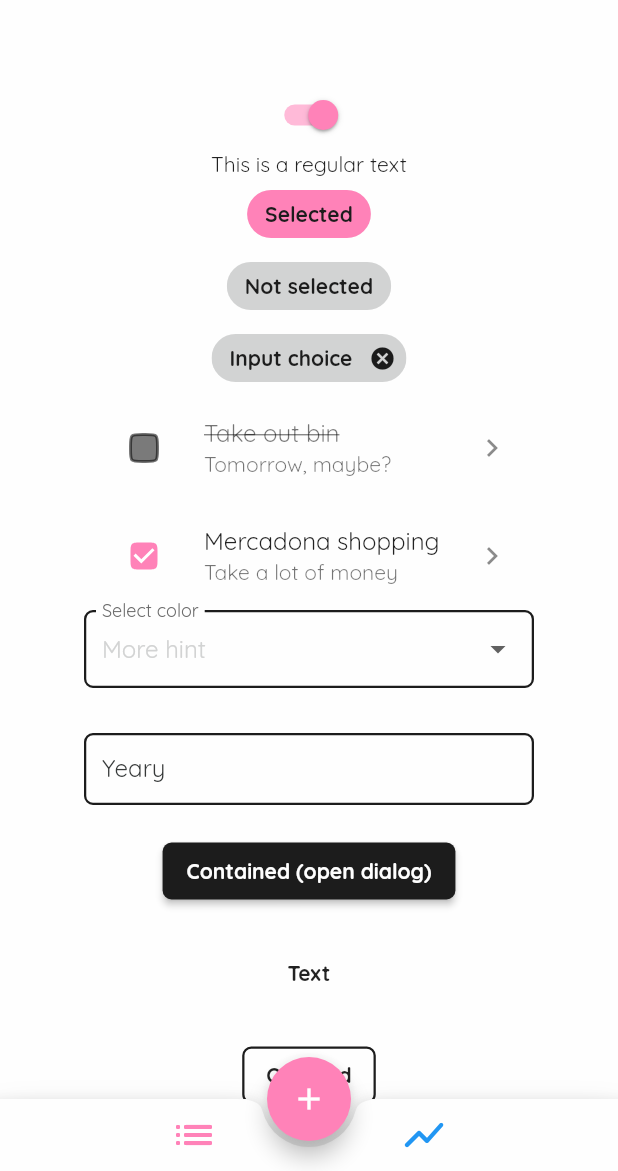
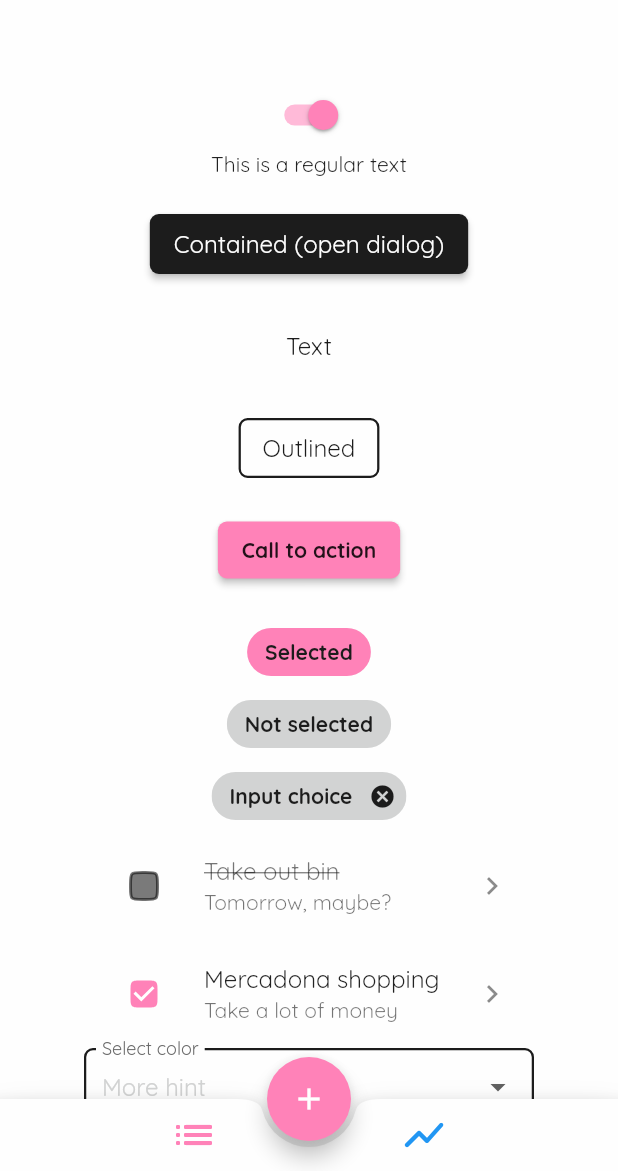
Before and after one commit to Ricardo-MT/wid_design_system, a Flutter app: the screen it shows after launch, on a phone screen of 412 x 824 dp, the part 65-1236 px from its top. Run offline on Flutter 3.47's test engine with Material 2 defaults, Android fonts, the phone set to English and light mode, and no system bars.

Commit message:
Fixed theme colors

```diff
--- a/example/lib/main.dart
+++ b/example/lib/main.dart
@@ -76,6 +76,33 @@ class _MyHomePageState extends State<MyHomePage> {
                           Provider.of<WidThemeProvider>(context, listen: false)
                               .toggleThemeMode()),
                   const Text('This is a regular text'),
+                  spacerM,
+                  ElevatedButton(
+                    onPressed: () {
+                      showModalBottomSheet(
+                        context: context,
+                        builder: (context) => Container(),
+                      );
+                    },
+                    child: const Text("Contained (open dialog)"),
+                  ),
+                  spacerM,
+                  const TextButton(
+                    onPressed: dummyFunction,
+                    child: Text("Text"),
+                  ),
+                  spacerM,
+                  const OutlinedButton(
+                    onPressed: dummyFunction,
+                    child: Text("Outlined"),
+                  ),
+                  spacerM,
+                  const WidButton(
+                    onPressed: dummyFunction,
+                    text: "Call to action",
+                    variant: WidButtonVariant.callToAction,
+                  ),
+                  spacerM,
                   FilterChip(
                     label: const Text("Selected"),
                     selected: true,
@@ -124,35 +151,6 @@ class _MyHomePageState extends State<MyHomePage> {
                   TextFormField(
                     decoration: const InputDecoration(
                         hintText: "Placeholdery", label: Text("Yeary")),
-                  ),
-                  spacerM,
-                  WidButton(
-                    onPressed: () {
-                      showModalBottomSheet(
-                        context: context,
-                        builder: (context) => Container(),
-                      );
-                    },
-                    text: "Contained (open dialog)",
-                    variant: WidButtonVariant.contained,
-                  ),
-                  spacerM,
-                  const WidButton(
-                    onPressed: dummyFunction,
-                    text: "Text",
-                    variant: WidButtonVariant.text,
-                  ),
-                  spacerM,
-                  const WidButton(
-                    onPressed: dummyFunction,
-                    text: "Outlined",
-                    variant: WidButtonVariant.outlined,
-                  ),
-                  spacerM,
-                  const WidButton(
-                    onPressed: dummyFunction,
-                    text: "Call to action",
-                    variant: WidButtonVariant.callToAction,
                   ),
                 ],
               ),
--- /dev/null
+++ b/lib/src/theme/bottom_sheet_theme.dart
@@ -0,0 +1,25 @@
+import 'package:flutter/material.dart';
+import 'package:wid_design_system/wid_design_system.dart';
+
+/// BottomSheet theme implementation
+class WidBottomSheetTheme {
+  /// Custom light theme
+  static BottomSheetThemeData get lightBottomSheetTheme {
+    return const BottomSheetThemeData(
+      backgroundColor: WidAppColors.white,
+      shape: RoundedRectangleBorder(
+        borderRadius: BorderRadius.vertical(top: Radius.circular(10)),
+      ),
+    );
+  }
+
+  /// Custom dark theme
+  static BottomSheetThemeData get darkBottomSheetTheme {
+    return const BottomSheetThemeData(
+      backgroundColor: WidAppColors.black,
+      shape: RoundedRectangleBorder(
+        borderRadius: BorderRadius.vertical(top: Radius.circular(10)),
+      ),
+    );
+  }
+}
--- a/lib/src/theme/button_themes.dart
+++ b/lib/src/theme/button_themes.dart
@@ -39,6 +39,7 @@ class WidButtonThemes {
   static OutlinedButtonThemeData get outlinedButtonDarkTheme {
     return OutlinedButtonThemeData(
       style: OutlinedButton.styleFrom(
+        foregroundColor: WidAppColors.light,
         padding: _buttonsPadding,
         side: BorderSide(
           color: WidAppColors.light,
@@ -57,6 +58,7 @@ class WidButtonThemes {
   static OutlinedButtonThemeData get outlinedButtonLightTheme {
     return OutlinedButtonThemeData(
       style: OutlinedButton.styleFrom(
+        foregroundColor: WidAppColors.dark,
         padding: _buttonsPadding,
         side: BorderSide(
           color: WidAppColors.dark,
@@ -75,6 +77,7 @@ class WidButtonThemes {
   static TextButtonThemeData get textButtonLightTheme {
     return TextButtonThemeData(
       style: TextButton.styleFrom(
+        foregroundColor: WidAppColors.dark,
         padding: _buttonsPadding,
       ),
     );
@@ -84,6 +87,7 @@ class WidButtonThemes {
   static TextButtonThemeData get textButtonDarkTheme {
     return TextButtonThemeData(
       style: TextButton.styleFrom(
+        foregroundColor: WidAppColors.light,
         padding: _buttonsPadding,
       ),
     );
--- a/lib/src/theme/theme.dart
+++ b/lib/src/theme/theme.dart
@@ -1,6 +1,7 @@
 import 'package:flutter/material.dart';
 import 'package:wid_design_system/src/theme/appbar_theme.dart';
 import 'package:wid_design_system/src/theme/bottom_appbar_theme.dart';
+import 'package:wid_design_system/src/theme/bottom_sheet_theme.dart';
 import 'package:wid_design_system/src/theme/button_themes.dart';
 import 'package:wid_design_system/src/theme/input_theme.dart';
 import 'package:wid_design_system/src/theme/palette.dart';
@@ -27,12 +28,7 @@ abstract class WidAppTheme {
       inputDecorationTheme: WidInputTheme.inputDecorationLightTheme,
       appBarTheme: WidAppbarTheme.lightAppbarTheme,
       bottomAppBarTheme: WidBottomAppbarTheme.lightBottomAppbarTheme,
-      bottomSheetTheme: const BottomSheetThemeData(
-        backgroundColor: WidAppColors.white,
-        shape: RoundedRectangleBorder(
-          borderRadius: BorderRadius.vertical(top: Radius.circular(10)),
-        ),
-      ),
+      bottomSheetTheme: WidBottomSheetTheme.lightBottomSheetTheme,
       popupMenuTheme: const PopupMenuThemeData(
         color: WidAppColors.light,
       ),
@@ -59,12 +55,7 @@ abstract class WidAppTheme {
       inputDecorationTheme: WidInputTheme.inputDecorationDarkTheme,
       appBarTheme: WidAppbarTheme.darkAppbarTheme,
       bottomAppBarTheme: WidBottomAppbarTheme.darkBottomAppbarTheme,
-      bottomSheetTheme: const BottomSheetThemeData(
-        backgroundColor: WidAppColors.black,
-        shape: RoundedRectangleBorder(
-          borderRadius: BorderRadius.vertical(top: Radius.circular(10)),
-        ),
-      ),
+      bottomSheetTheme: WidBottomSheetTheme.darkBottomSheetTheme,
       popupMenuTheme: const PopupMenuThemeData(
         color: WidAppColors.n800,
       ),
--- a/pubspec.yaml
+++ b/pubspec.yaml
@@ -2,7 +2,7 @@ name: wid_design_system
 description: A collection of widgets, colors, styles, providers and asorted utils for implementing the Wid Design System.
 homepage: https://github.com/Ricardo-MT/wid_design_system
 repository: https://github.com/Ricardo-MT/wid_design_system
-version: 0.2.5
+version: 0.2.6
 
 
 environment:
```
Also changed, not shown: 1 other file.
